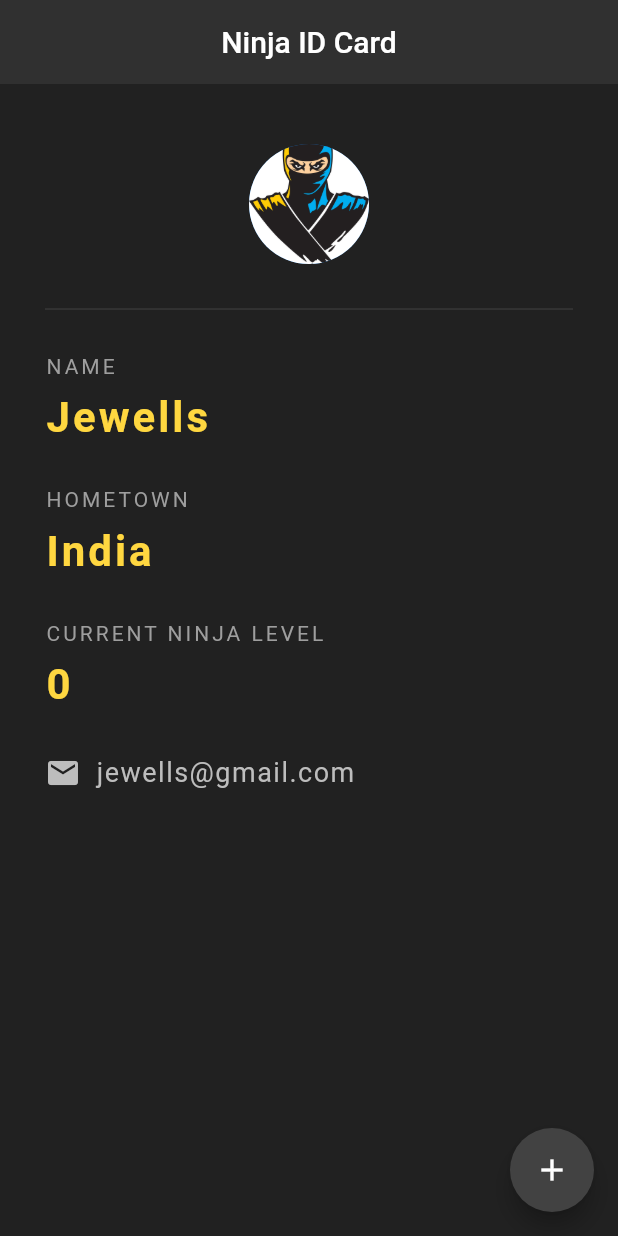
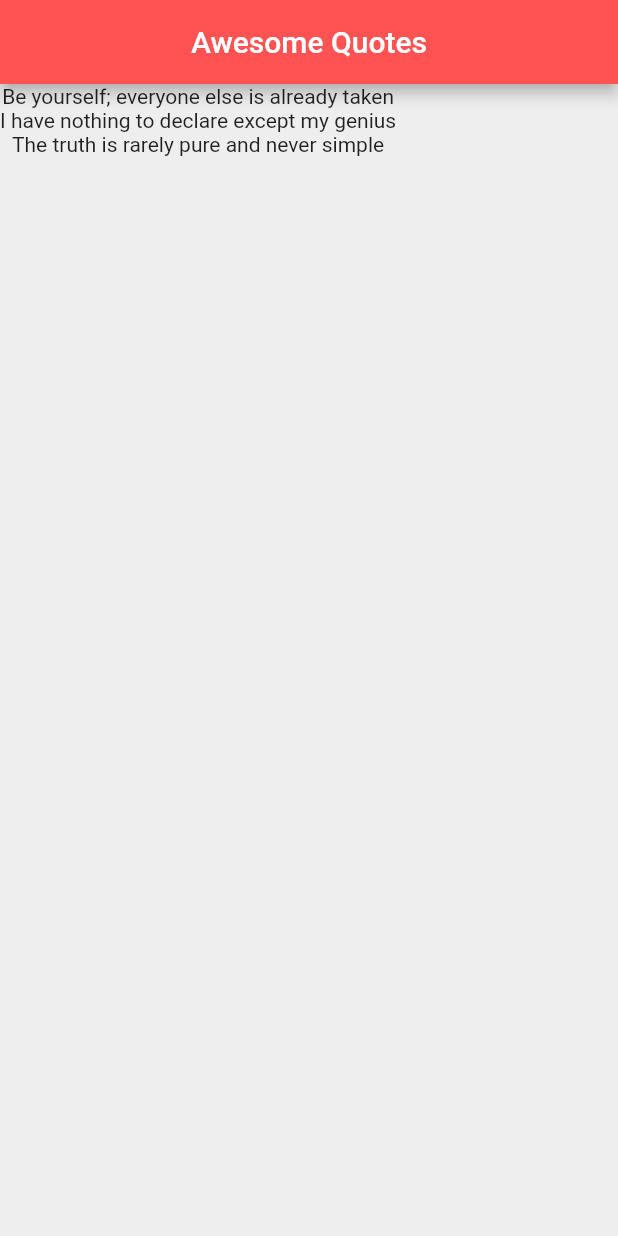
Before and after one commit to jewells07/Flutter_Basics, a Flutter app: the screen it shows after launch, on a phone screen of 412 x 824 dp. Run offline on Flutter 3.47's test engine with Material 2 defaults, Android fonts, the phone set to English and light mode, and no system bars.

Commit message:
17-Lists-Data

```diff
--- a/lib/main.dart
+++ b/lib/main.dart
@@ -1,124 +1,30 @@
 import 'package:flutter/material.dart';
 
-void main() => runApp(MaterialApp(
-      home: NinjaCard(),
-    ));
+void main() => runApp(MaterialApp(home: QuoteList()));
 
-class NinjaCard extends StatefulWidget {
+class QuoteList extends StatefulWidget {
   @override
-  _NinjaCardState createState() => _NinjaCardState();
+  _QuoteListState createState() => _QuoteListState();
 }
 
-class _NinjaCardState extends State<NinjaCard> {
-  int ninjaLevel = 0;
+class _QuoteListState extends State<QuoteList> {
+  List<String> quotes = [
+    'Be yourself; everyone else is already taken',
+    'I have nothing to declare except my genius',
+    'The truth is rarely pure and never simple'
+  ];
 
   @override
   Widget build(BuildContext context) {
     return Scaffold(
-      backgroundColor: Colors.grey[900],
+      backgroundColor: Colors.grey[200],
       appBar: AppBar(
-        title: Text('Ninja ID Card'),
+        title: Text('Awesome Quotes'),
         centerTitle: true,
-        backgroundColor: Colors.grey[850],
-        elevation: 0.0,
+        backgroundColor: Colors.redAccent,
       ),
-      floatingActionButton: FloatingActionButton(
-        onPressed: () {
-          setState(() {
-            ninjaLevel += 1;
-          });
-        },
-        child: Icon(Icons.add),
-        backgroundColor: Colors.grey[800],
-      ),
-      body: Padding(
-        padding: const EdgeInsets.fromLTRB(30.0, 40.0, 30.0, 0),
-        child: Column(
-          crossAxisAlignment: CrossAxisAlignment.start,
-          children: <Widget>[
-            Center(
-              child: CircleAvatar(
-                radius: 40.0,
-                backgroundImage: AssetImage('assets/thumb.jpg'),
-              ),
-            ),
-            Divider(
-              color: Colors.grey[800],
-              height: 60.0,
-            ),
-            Text(
-              'NAME',
-              style: TextStyle(
-                color: Colors.grey,
-                letterSpacing: 2.0,
-              ),
-            ),
-            SizedBox(height: 10.0),
-            Text(
-              'Jewells',
-              style: TextStyle(
-                color: Colors.amberAccent[200],
-                fontWeight: FontWeight.bold,
-                fontSize: 28.0,
-                letterSpacing: 2.0,
-              ),
-            ),
-            SizedBox(height: 30.0),
-            Text(
-              'HOMETOWN',
-              style: TextStyle(
-                color: Colors.grey,
-                letterSpacing: 2.0,
-              ),
-            ),
-            SizedBox(height: 10.0),
-            Text(
-              'India',
-              style: TextStyle(
-                color: Colors.amberAccent[200],
-                fontWeight: FontWeight.bold,
-                fontSize: 28.0,
-                letterSpacing: 2.0,
-              ),
-            ),
-            SizedBox(height: 30.0),
-            Text(
-              'CURRENT NINJA LEVEL',
-              style: TextStyle(
-                color: Colors.grey,
-                letterSpacing: 2.0,
-              ),
-            ),
-            SizedBox(height: 10.0),
-            Text(
-              '$ninjaLevel',
-              style: TextStyle(
-                color: Colors.amberAccent[200],
-                fontWeight: FontWeight.bold,
-                fontSize: 28.0,
-                letterSpacing: 2.0,
-              ),
-            ),
-            SizedBox(height: 30.0),
-            Row(
-              children: <Widget>[
-                Icon(
-                  Icons.email,
-                  color: Colors.grey[400],
-                ),
-                SizedBox(width: 10.0),
-                Text(
-                  'jewells@gmail.com',
-                  style: TextStyle(
-                    color: Colors.grey[400],
-                    fontSize: 18.0,
-                    letterSpacing: 1.0,
-                  ),
-                )
-              ],
-            ),
-          ],
-        ),
+      body: Column(
+        children: quotes.map((quote) => Text(quote)).toList(),
       ),
     );
   }
```
Also changed, not shown: pubspec.yaml (+7 -4 lines), assets/space-1.jpg (deleted), assets/space-2.jpg (deleted), assets/thumb.jpg (deleted), 10 other files.
